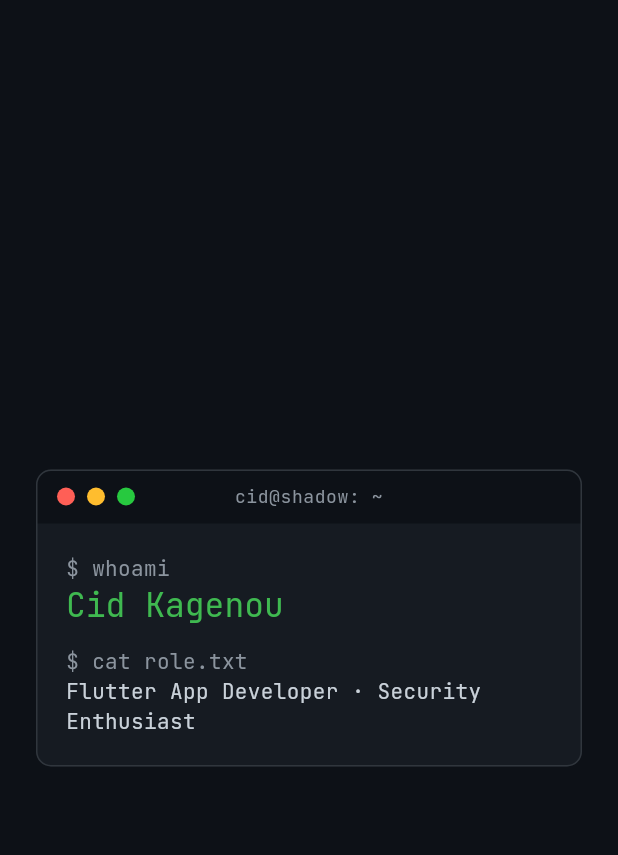
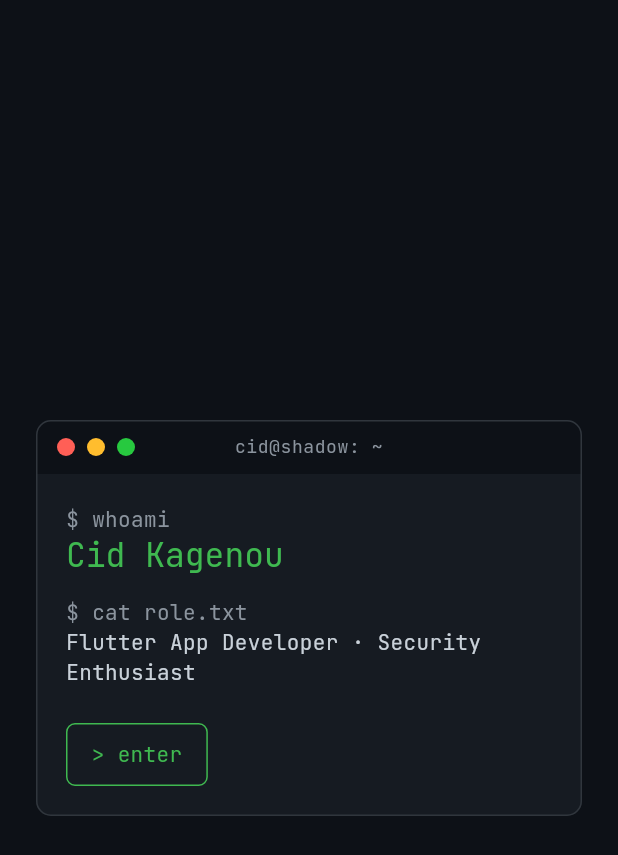
Before and after one commit to youngjin9145/my-profile, a Flutter app: the screen it shows after launch, on a phone screen of 412 x 824 dp. Shown: the top 855 px of the screen. Run offline on Flutter 3.47's test engine with Material 3 defaults, Android fonts, the phone set to English and light mode, and no system bars; our stand-ins replace google_fonts.

Commit message:
feat(ui): add Magnetic hover wrapper with demo button

```diff
--- a/lib/main.dart
+++ b/lib/main.dart
@@ -1,6 +1,7 @@
 import 'package:flutter/material.dart';
 import 'theme/app_theme.dart';
 import 'widgets/terminal_window.dart';
+import 'widgets/magnetic.dart';
 
 void main() {
   runApp(const ShadowPortfolioApp());
@@ -54,6 +55,20 @@ class BootScreen extends StatelessWidget {
                   ),
                   Text(
                     'Flutter App Developer · Security Enthusiast'
+                  ),
+                  SizedBox(height: 24,),
+                  Magnetic(
+                    child: Container(
+                      padding: const EdgeInsets.symmetric(horizontal: 16, vertical: 10),
+                      decoration: BoxDecoration(
+                        border: Border.all(color: AppColors.green),
+                        borderRadius: BorderRadius.circular(6)
+                      ),
+                      child: Text(
+                        '> enter',
+                        style: textTheme.bodyMedium?.copyWith(color: AppColors.green),
+                      ),
+                    ),
                   )
                 ],
               ),
--- /dev/null
+++ b/lib/widgets/magnetic.dart
@@ -0,0 +1,42 @@
+import 'package:flutter/material.dart';
+import 'package:flutter/services.dart';
+
+class Magnetic extends StatefulWidget {
+  const Magnetic({super.key, required this.child, this.strength = 0.3});
+
+  final Widget child;
+  final double strength;
+
+  @override
+  _MagneticState createState() => _MagneticState();
+}
+
+class _MagneticState extends State<Magnetic> {
+  Offset _offset = Offset.zero;
+
+  void _onHover(PointerHoverEvent event) {
+    final size = context.size;
+    if (size == null) return;
+
+    final center = Offset(size.width / 2, size.height / 2);
+
+    setState(() {
+      _offset = (event.localPosition - center) * widget.strength;
+    });
+  }
+
+  void _reset() => setState(() => _offset = Offset.zero);
+
+  @override
+  Widget build(BuildContext context) {
+    return MouseRegion(
+      onHover: (event) => _onHover(event),
+      onExit: (_) => _reset(),
+      child: AnimatedContainer(
+        duration: Duration(milliseconds: 120),
+        transform: Matrix4.translationValues(_offset.dx, _offset.dy, 0),
+        child: widget.child,
+      ),
+    );
+  }
+}
```
